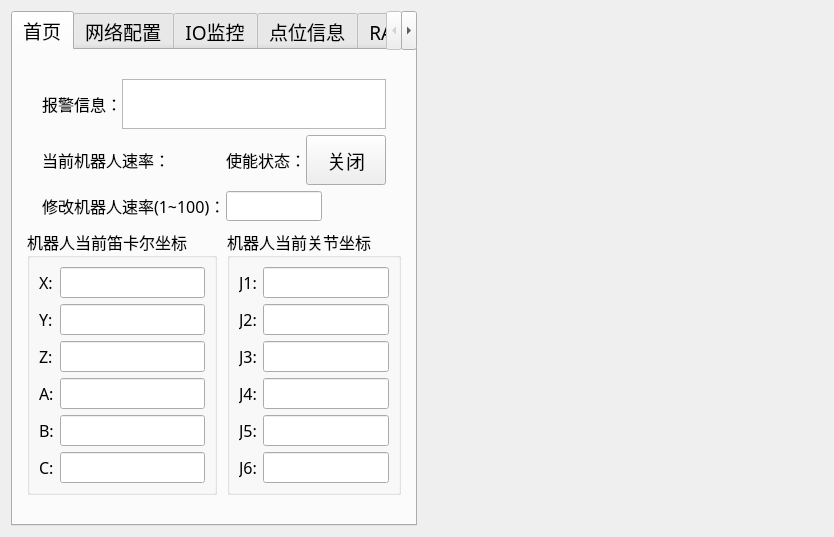
Before: the Qt Designer form mywindow.ui in duanyifei777/TCPClint, drawn with Qt 5.
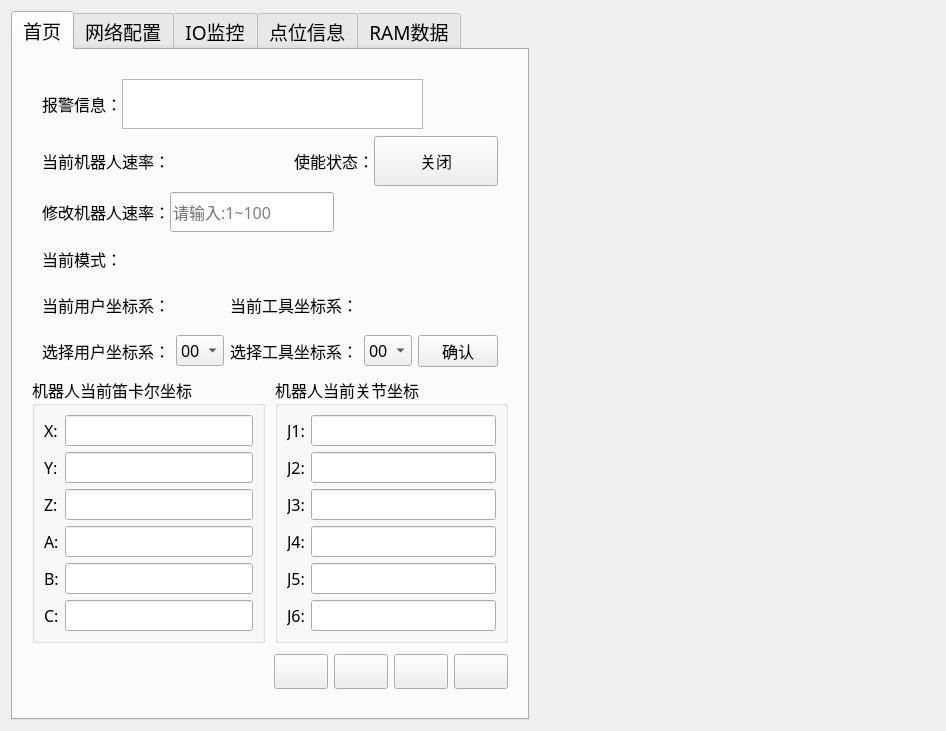
After: the same form once the commit is applied. The open tabs and pages were chosen to show the change. Icons and pictures are not drawn.

The edit to the form file:
```diff
--- a/mywindow.ui
+++ b/mywindow.ui
@@ -6,14 +6,30 @@
    <rect>
     <x>0</x>
     <y>0</y>
-    <width>746</width>
-    <height>500</height>
+    <width>856</width>
+    <height>658</height>
    </rect>
   </property>
   <property name="windowTitle">
    <string>Form</string>
   </property>
-  <layout class="QGridLayout" name="gridLayout_3">
+  <layout class="QGridLayout" name="gridLayout_4" columnstretch="3,2">
+   <item row="0" column="1">
+    <widget class="QWidget" name="manualControlwidget" native="true">
+     <property name="sizePolicy">
+      <sizepolicy hsizetype="Preferred" vsizetype="Expanding">
+       <horstretch>0</horstretch>
+       <verstretch>0</verstretch>
+      </sizepolicy>
+     </property>
+     <property name="minimumSize">
+      <size>
+       <width>400</width>
+       <height>0</height>
+      </size>
+     </property>
+    </widget>
+   </item>
    <item row="0" column="0">
     <widget class="QTabWidget" name="tabWidget">
      <property name="sizePolicy">
@@ -41,229 +57,132 @@
       <attribute name="title">
        <string>首页</string>
       </attribute>
-      <layout class="QGridLayout" name="gridLayout_4">
-       <item row="5" column="0">
-        <spacer name="verticalSpacer_3">
-         <property name="orientation">
-          <enum>Qt::Vertical</enum>
-         </property>
-         <property name="sizeHint" stdset="0">
-          <size>
-           <width>309</width>
-           <height>23</height>
-          </size>
-         </property>
-        </spacer>
-       </item>
-       <item row="2" column="0">
-        <layout class="QHBoxLayout" name="horizontalLayout_5" stretch="2,2,1,2">
-         <property name="spacing">
-          <number>0</number>
-         </property>
+      <layout class="QGridLayout" name="gridLayout_6">
+       <item row="8" column="0">
+        <layout class="QHBoxLayout" name="horizontalLayout_4" stretch="0,0,0,0,0,0">
          <property name="leftMargin">
-          <number>20</number>
+          <number>10</number>
          </property>
          <property name="rightMargin">
+          <number>10</number>
+         </property>
+         <property name="bottomMargin">
           <number>20</number>
          </property>
          <item>
-          <widget class="QLabel" name="label_4">
+          <widget class="QLabel" name="ledLabel">
            <property name="minimumSize">
             <size>
              <width>0</width>
-             <height>30</height>
+             <height>0</height>
             </size>
            </property>
-           <property name="font">
-            <font>
-             <family>微软雅黑</family>
-             <pointsize>12</pointsize>
-            </font>
+           <property name="styleSheet">
+            <string notr="true"/>
            </property>
-           <property name="text">
-            <string>&lt;html&gt;&lt;head/&gt;&lt;body&gt;&lt;p&gt;当前机器人速率：&lt;/p&gt;&lt;/body&gt;&lt;/html&gt;</string>
-           </property>
-          </widget>
-         </item>
-         <item>
-          <widget class="QLabel" name="showSpeedlabel">
            <property name="text">
             <string/>
            </property>
           </widget>
          </item>
          <item>
-          <widget class="QLabel" name="label_18">
-           <property name="font">
-            <font>
-             <family>微软雅黑</family>
-             <pointsize>12</pointsize>
-            </font>
-           </property>
-           <property name="text">
-            <string>&lt;html&gt;&lt;head/&gt;&lt;body&gt;&lt;p&gt;使能状态：&lt;/p&gt;&lt;/body&gt;&lt;/html&gt;</string>
-           </property>
-          </widget>
-         </item>
-         <item>
-          <widget class="QPushButton" name="enabledButton">
-           <property name="sizePolicy">
-            <sizepolicy hsizetype="Preferred" vsizetype="Preferred">
-             <horstretch>0</horstretch>
-             <verstretch>0</verstretch>
-            </sizepolicy>
-           </property>
-           <property name="minimumSize">
-            <size>
-             <width>0</width>
-             <height>50</height>
-            </size>
-           </property>
-           <property name="text">
-            <string>关闭</string>
-           </property>
-          </widget>
-         </item>
-        </layout>
-       </item>
-       <item row="0" column="0">
-        <layout class="QHBoxLayout" name="horizontalLayout_3" stretch="1,4">
-         <property name="spacing">
-          <number>0</number>
-         </property>
-         <property name="leftMargin">
-          <number>20</number>
-         </property>
-         <property name="topMargin">
-          <number>20</number>
-         </property>
-         <property name="rightMargin">
-          <number>20</number>
-         </property>
-         <item>
-          <widget class="QLabel" name="label_3">
-           <property name="minimumSize">
-            <size>
-             <width>0</width>
-             <height>30</height>
-            </size>
-           </property>
-           <property name="font">
-            <font>
-             <family>微软雅黑</family>
-             <pointsize>12</pointsize>
-            </font>
-           </property>
-           <property name="text">
-            <string>&lt;html&gt;&lt;head/&gt;&lt;body&gt;&lt;p&gt;报警信息：&lt;/p&gt;&lt;/body&gt;&lt;/html&gt;</string>
-           </property>
-          </widget>
-         </item>
-         <item>
-          <widget class="QTextBrowser" name="warningtextBrowser">
-           <property name="enabled">
-            <bool>true</bool>
-           </property>
-           <property name="minimumSize">
-            <size>
-             <width>0</width>
-             <height>50</height>
-            </size>
-           </property>
-           <property name="maximumSize">
-            <size>
-             <width>16777215</width>
-             <height>60</height>
-            </size>
-           </property>
-          </widget>
-         </item>
-        </layout>
-       </item>
-       <item row="4" column="0">
-        <layout class="QHBoxLayout" name="horizontalLayout_6" stretch="3,3,2">
-         <property name="spacing">
-          <number>0</number>
-         </property>
-         <property name="leftMargin">
-          <number>20</number>
-         </property>
-         <property name="rightMargin">
-          <number>20</number>
-         </property>
-         <item>
-          <widget class="QLabel" name="label_6">
-           <property name="minimumSize">
-            <size>
-             <width>0</width>
-             <height>30</height>
-            </size>
-           </property>
-           <property name="font">
-            <font>
-             <family>微软雅黑</family>
-             <pointsize>12</pointsize>
-            </font>
-           </property>
-           <property name="text">
-            <string>&lt;html&gt;&lt;head/&gt;&lt;body&gt;&lt;p&gt;修改机器人速率(1~100)：&lt;/p&gt;&lt;/body&gt;&lt;/html&gt;</string>
-           </property>
-          </widget>
-         </item>
-         <item>
-          <widget class="QLineEdit" name="changeSpeedlineEdit">
-           <property name="minimumSize">
-            <size>
-             <width>0</width>
-             <height>30</height>
-            </size>
-           </property>
-           <property name="font">
-            <font>
-             <family>微软雅黑</family>
-             <pointsize>12</pointsize>
-            </font>
-           </property>
-          </widget>
-         </item>
-         <item>
-          <spacer name="horizontalSpacer">
+          <spacer name="horizontalSpacer_5">
            <property name="orientation">
             <enum>Qt::Horizontal</enum>
            </property>
            <property name="sizeHint" stdset="0">
             <size>
-             <width>40</width>
-             <height>20</height>
+             <width>48</width>
+             <height>17</height>
             </size>
            </property>
           </spacer>
          </item>
+         <item>
+          <widget class="QPushButton" name="startARButton">
+           <property name="sizePolicy">
+            <sizepolicy hsizetype="Fixed" vsizetype="Fixed">
+             <horstretch>0</horstretch>
+             <verstretch>0</verstretch>
+            </sizepolicy>
+           </property>
+           <property name="minimumSize">
+            <size>
+             <width>15</width>
+             <height>15</height>
+            </size>
+           </property>
+           <property name="toolTip">
+            <string>&lt;html&gt;&lt;head/&gt;&lt;body&gt;&lt;p align=&quot;center&quot;&gt;启动&lt;/p&gt;&lt;/body&gt;&lt;/html&gt;</string>
+           </property>
+           <property name="text">
+            <string/>
+           </property>
+           <property name="icon">
+            <iconset theme="QIcon::ThemeIcon::MediaPlaybackStart"/>
+           </property>
+           <property name="iconSize">
+            <size>
+             <width>12</width>
+             <height>12</height>
+            </size>
+           </property>
+           <property name="flat">
+            <bool>false</bool>
+           </property>
+          </widget>
+         </item>
+         <item>
+          <widget class="QPushButton" name="pauseARButton">
+           <property name="toolTip">
+            <string>&lt;html&gt;&lt;head/&gt;&lt;body&gt;&lt;p align=&quot;center&quot;&gt;暂停&lt;/p&gt;&lt;/body&gt;&lt;/html&gt;</string>
+           </property>
+           <property name="text">
+            <string/>
+           </property>
+           <property name="icon">
+            <iconset theme="QIcon::ThemeIcon::MediaPlaybackPause"/>
+           </property>
+          </widget>
+         </item>
+         <item>
+          <widget class="QPushButton" name="stopARButton">
+           <property name="toolTip">
+            <string>&lt;html&gt;&lt;head/&gt;&lt;body&gt;&lt;p align=&quot;center&quot;&gt;停止&lt;/p&gt;&lt;/body&gt;&lt;/html&gt;</string>
+           </property>
+           <property name="text">
+            <string/>
+           </property>
+           <property name="icon">
+            <iconset theme="QIcon::ThemeIcon::MediaPlaybackStop"/>
+           </property>
+          </widget>
+         </item>
+         <item>
+          <widget class="QPushButton" name="restartARButton">
+           <property name="toolTip">
+            <string>&lt;html&gt;&lt;head/&gt;&lt;body&gt;&lt;p align=&quot;center&quot;&gt;复位&lt;/p&gt;&lt;/body&gt;&lt;/html&gt;</string>
+           </property>
+           <property name="text">
+            <string/>
+           </property>
+           <property name="icon">
+            <iconset theme="QIcon::ThemeIcon::SystemReboot"/>
+           </property>
+          </widget>
+         </item>
         </layout>
        </item>
-       <item row="3" column="0">
-        <spacer name="verticalSpacer_6">
-         <property name="orientation">
-          <enum>Qt::Vertical</enum>
-         </property>
-         <property name="sizeHint" stdset="0">
-          <size>
-           <width>309</width>
-           <height>18</height>
-          </size>
-         </property>
-        </spacer>
-       </item>
-       <item row="6" column="0">
+       <item row="7" column="0">
         <layout class="QGridLayout" name="gridLayout_2">
          <property name="leftMargin">
-          <number>5</number>
+          <number>10</number>
          </property>
          <property name="rightMargin">
-          <number>5</number>
+          <number>10</number>
          </property>
          <property name="bottomMargin">
-          <number>20</number>
+          <number>5</number>
          </property>
          <property name="horizontalSpacing">
           <number>10</number>
@@ -468,19 +387,685 @@
          </item>
         </layout>
        </item>
-       <item row="1" column="0">
+       <item row="4" column="0">
         <spacer name="verticalSpacer_4">
          <property name="orientation">
           <enum>Qt::Vertical</enum>
          </property>
          <property name="sizeHint" stdset="0">
           <size>
-           <width>309</width>
-           <height>21</height>
+           <width>20</width>
+           <height>40</height>
           </size>
          </property>
         </spacer>
        </item>
+       <item row="5" column="0">
+        <layout class="QHBoxLayout" name="horizontalLayout_7" stretch="0,1,3">
+         <property name="spacing">
+          <number>0</number>
+         </property>
+         <property name="leftMargin">
+          <number>20</number>
+         </property>
+         <property name="rightMargin">
+          <number>20</number>
+         </property>
+         <item>
+          <widget class="QLabel" name="label_19">
+           <property name="minimumSize">
+            <size>
+             <width>0</width>
+             <height>40</height>
+            </size>
+           </property>
+           <property name="font">
+            <font>
+             <family>微软雅黑</family>
+             <pointsize>12</pointsize>
+            </font>
+           </property>
+           <property name="text">
+            <string>&lt;html&gt;&lt;head/&gt;&lt;body&gt;&lt;p&gt;当前模式：&lt;/p&gt;&lt;/body&gt;&lt;/html&gt;</string>
+           </property>
+          </widget>
+         </item>
+         <item>
+          <widget class="QLabel" name="showModelabel">
+           <property name="minimumSize">
+            <size>
+             <width>0</width>
+             <height>40</height>
+            </size>
+           </property>
+           <property name="font">
+            <font>
+             <family>微软雅黑</family>
+             <pointsize>12</pointsize>
+            </font>
+           </property>
+           <property name="text">
+            <string/>
+           </property>
+          </widget>
+         </item>
+         <item>
+          <spacer name="horizontalSpacer_6">
+           <property name="orientation">
+            <enum>Qt::Horizontal</enum>
+           </property>
+           <property name="sizeHint" stdset="0">
+            <size>
+             <width>40</width>
+             <height>20</height>
+            </size>
+           </property>
+          </spacer>
+         </item>
+        </layout>
+       </item>
+       <item row="0" column="0">
+        <layout class="QHBoxLayout" name="horizontalLayout_3" stretch="1,4,1">
+         <property name="spacing">
+          <number>0</number>
+         </property>
+         <property name="leftMargin">
+          <number>20</number>
+         </property>
+         <property name="topMargin">
+          <number>20</number>
+         </property>
+         <property name="rightMargin">
+          <number>20</number>
+         </property>
+         <item>
+          <widget class="QLabel" name="label_3">
+           <property name="minimumSize">
+            <size>
+             <width>0</width>
+             <height>30</height>
+            </size>
+           </property>
+           <property name="font">
+            <font>
+             <family>微软雅黑</family>
+             <pointsize>12</pointsize>
+            </font>
+           </property>
+           <property name="text">
+            <string>&lt;html&gt;&lt;head/&gt;&lt;body&gt;&lt;p&gt;报警信息：&lt;/p&gt;&lt;/body&gt;&lt;/html&gt;</string>
+           </property>
+          </widget>
+         </item>
+         <item>
+          <widget class="QTextBrowser" name="warningtextBrowser">
+           <property name="enabled">
+            <bool>true</bool>
+           </property>
+           <property name="sizePolicy">
+            <sizepolicy hsizetype="Preferred" vsizetype="Preferred">
+             <horstretch>0</horstretch>
+             <verstretch>0</verstretch>
+            </sizepolicy>
+           </property>
+           <property name="minimumSize">
+            <size>
+             <width>0</width>
+             <height>50</height>
+            </size>
+           </property>
+           <property name="maximumSize">
+            <size>
+             <width>16777215</width>
+             <height>60</height>
+            </size>
+           </property>
+          </widget>
+         </item>
+         <item>
+          <spacer name="horizontalSpacer_4">
+           <property name="orientation">
+            <enum>Qt::Horizontal</enum>
+           </property>
+           <property name="sizeHint" stdset="0">
+            <size>
+             <width>40</width>
+             <height>20</height>
+            </size>
+           </property>
+          </spacer>
+         </item>
+        </layout>
+       </item>
+       <item row="2" column="0">
+        <layout class="QHBoxLayout" name="horizontalLayout_5" stretch="2,2,1,2">
+         <property name="spacing">
+          <number>0</number>
+         </property>
+         <property name="leftMargin">
+          <number>20</number>
+         </property>
+         <property name="rightMargin">
+          <number>20</number>
+         </property>
+         <item>
+          <widget class="QLabel" name="label_4">
+           <property name="minimumSize">
+            <size>
+             <width>0</width>
+             <height>30</height>
+            </size>
+           </property>
+           <property name="font">
+            <font>
+             <family>微软雅黑</family>
+             <pointsize>12</pointsize>
+            </font>
+           </property>
+           <property name="text">
+            <string>&lt;html&gt;&lt;head/&gt;&lt;body&gt;&lt;p&gt;当前机器人速率：&lt;/p&gt;&lt;/body&gt;&lt;/html&gt;</string>
+           </property>
+          </widget>
+         </item>
+         <item>
+          <widget class="QLabel" name="showSpeedlabel">
+           <property name="minimumSize">
+            <size>
+             <width>0</width>
+             <height>40</height>
+            </size>
+           </property>
+           <property name="maximumSize">
+            <size>
+             <width>16777215</width>
+             <height>50</height>
+            </size>
+           </property>
+           <property name="font">
+            <font>
+             <family>微软雅黑</family>
+             <pointsize>12</pointsize>
+            </font>
+           </property>
+           <property name="text">
+            <string/>
+           </property>
+          </widget>
+         </item>
+         <item>
+          <widget class="QLabel" name="label_18">
+           <property name="font">
+            <font>
+             <family>微软雅黑</family>
+             <pointsize>12</pointsize>
+            </font>
+           </property>
+           <property name="text">
+            <string>&lt;html&gt;&lt;head/&gt;&lt;body&gt;&lt;p&gt;使能状态：&lt;/p&gt;&lt;/body&gt;&lt;/html&gt;</string>
+           </property>
+          </widget>
+         </item>
+         <item>
+          <widget class="QPushButton" name="enabledButton">
+           <property name="sizePolicy">
+            <sizepolicy hsizetype="Preferred" vsizetype="Preferred">
+             <horstretch>0</horstretch>
+             <verstretch>0</verstretch>
+            </sizepolicy>
+           </property>
+           <property name="minimumSize">
+            <size>
+             <width>0</width>
+             <height>50</height>
+            </size>
+           </property>
+           <property name="maximumSize">
+            <size>
+             <width>16777215</width>
+             <height>50</height>
+            </size>
+           </property>
+           <property name="font">
+            <font>
+             <family>微软雅黑</family>
+             <pointsize>12</pointsize>
+            </font>
+           </property>
+           <property name="text">
+            <string>关闭</string>
+           </property>
+          </widget>
+         </item>
+        </layout>
+       </item>
+       <item row="1" column="0">
+        <spacer name="verticalSpacer_3">
+         <property name="orientation">
+          <enum>Qt::Vertical</enum>
+         </property>
+         <property name="sizeHint" stdset="0">
+          <size>
+           <width>20</width>
+           <height>40</height>
+          </size>
+         </property>
+        </spacer>
+       </item>
+       <item row="3" column="0">
+        <layout class="QHBoxLayout" name="horizontalLayout_6" stretch="1,2,2">
+         <property name="spacing">
+          <number>0</number>
+         </property>
+         <property name="leftMargin">
+          <number>20</number>
+         </property>
+         <property name="rightMargin">
+          <number>20</number>
+         </property>
+         <item>
+          <widget class="QLabel" name="label_6">
+           <property name="minimumSize">
+            <size>
+             <width>0</width>
+             <height>40</height>
+            </size>
+           </property>
+           <property name="font">
+            <font>
+             <family>微软雅黑</family>
+             <pointsize>12</pointsize>
+            </font>
+           </property>
+           <property name="text">
+            <string>&lt;html&gt;&lt;head/&gt;&lt;body&gt;&lt;p&gt;修改机器人速率：&lt;/p&gt;&lt;/body&gt;&lt;/html&gt;</string>
+           </property>
+          </widget>
+         </item>
+         <item>
+          <widget class="QLineEdit" name="changeSpeedlineEdit">
+           <property name="minimumSize">
+            <size>
+             <width>0</width>
+             <height>40</height>
+            </size>
+           </property>
+           <property name="font">
+            <font>
+             <family>微软雅黑</family>
+             <pointsize>12</pointsize>
+            </font>
+           </property>
+           <property name="placeholderText">
+            <string>请输入:1~100</string>
+           </property>
+          </widget>
+         </item>
+         <item>
+          <spacer name="horizontalSpacer">
+           <property name="orientation">
+            <enum>Qt::Horizontal</enum>
+           </property>
+           <property name="sizeHint" stdset="0">
+            <size>
+             <width>40</width>
+             <height>20</height>
+            </size>
+           </property>
+          </spacer>
+         </item>
+        </layout>
+       </item>
+       <item row="6" column="0">
+        <layout class="QGridLayout" name="gridLayout_3" columnstretch="0,0,0,0,0,0">
+         <property name="leftMargin">
+          <number>20</number>
+         </property>
+         <property name="rightMargin">
+          <number>20</number>
+         </property>
+         <item row="1" column="5">
+          <widget class="QPushButton" name="changeCoordButton">
+           <property name="sizePolicy">
+            <sizepolicy hsizetype="Preferred" vsizetype="Fixed">
+             <horstretch>0</horstretch>
+             <verstretch>0</verstretch>
+            </sizepolicy>
+           </property>
+           <property name="font">
+            <font>
+             <family>微软雅黑</family>
+             <pointsize>12</pointsize>
+            </font>
+           </property>
+           <property name="text">
+            <string>确认</string>
+           </property>
+          </widget>
+         </item>
+         <item row="1" column="3">
+          <widget class="QLabel" name="label_23">
+           <property name="minimumSize">
+            <size>
+             <width>0</width>
+             <height>40</height>
+            </size>
+           </property>
+           <property name="font">
+            <font>
+             <family>微软雅黑</family>
+             <pointsize>12</pointsize>
+            </font>
+           </property>
+           <property name="text">
+            <string>&lt;html&gt;&lt;head/&gt;&lt;body&gt;&lt;p&gt;选择工具坐标系：&lt;/p&gt;&lt;/body&gt;&lt;/html&gt;</string>
+           </property>
+          </widget>
+         </item>
+         <item row="1" column="1">
+          <widget class="QComboBox" name="changeUCoordBox">
+           <property name="font">
+            <font>
+             <family>微软雅黑</family>
+             <pointsize>12</pointsize>
+            </font>
+           </property>
+           <item>
+            <property name="text">
+             <string>00</string>
+            </property>
+           </item>
+           <item>
+            <property name="text">
+             <string>01</string>
+            </property>
+           </item>
+           <item>
+            <property name="text">
+             <string>02</string>
+            </property>
+           </item>
+           <item>
+            <property name="text">
+             <string>03</string>
+            </property>
+           </item>
+           <item>
+            <property name="text">
+             <string>04</string>
+            </property>
+           </item>
+           <item>
+            <property name="text">
+             <string>05</string>
+            </property>
+           </item>
+           <item>
+            <property name="text">
+             <string>06</string>
+            </property>
+           </item>
+           <item>
+            <property name="text">
+             <string>07</string>
+            </property>
+           </item>
+           <item>
+            <property name="text">
+             <string>08</string>
+            </property>
+           </item>
+           <item>
+            <property name="text">
+             <string>09</string>
+            </property>
+           </item>
+           <item>
+            <property name="text">
+             <string>10</string>
+            </property>
+           </item>
+           <item>
+            <property name="text">
+             <string>11</string>
+            </property>
+           </item>
+           <item>
+            <property name="text">
+             <string>12</string>
+            </property>
+           </item>
+           <item>
+            <property name="text">
+             <string>13</string>
+            </property>
+           </item>
+           <item>
+            <property name="text">
+             <string>14</string>
+            </property>
+           </item>
+           <item>
+            <property name="text">
+             <string>15</string>
+            </property>
+           </item>
+           <item>
+            <property name="text">
+             <string>16</string>
+            </property>
+           </item>
+           <item>
+            <property name="text">
+             <string>17</string>
+            </property>
+           </item>
+           <item>
+            <property name="text">
+             <string>18</string>
+            </property>
+           </item>
+           <item>
+            <property name="text">
+             <string>19</string>
+            </property>
+           </item>
+          </widget>
+         </item>
+         <item row="1" column="4">
+          <widget class="QComboBox" name="changeTCoordBox">
+           <property name="font">
+            <font>
+             <family>微软雅黑</family>
+             <pointsize>12</pointsize>
+            </font>
+           </property>
+           <item>
+            <property name="text">
+             <string>00</string>
+            </property>
+           </item>
+           <item>
+            <property name="text">
+             <string>01</string>
+            </property>
+           </item>
+           <item>
+            <property name="text">
+             <string>02</string>
+            </property>
+           </item>
+           <item>
+            <property name="text">
+             <string>03</string>
+            </property>
+           </item>
+           <item>
+            <property name="text">
+             <string>04</string>
+            </property>
+           </item>
+           <item>
+            <property name="text">
+             <string>05</string>
+            </property>
+           </item>
+           <item>
+            <property name="text">
+             <string>06</string>
+            </property>
+           </item>
+           <item>
+            <property name="text">
+             <string>07</string>
+            </property>
+           </item>
+           <item>
+            <property name="text">
+             <string>08</string>
+            </property>
+           </item>
+           <item>
+            <property name="text">
+             <string>09</string>
+            </property>
+           </item>
+           <item>
+            <property name="text">
+             <string>10</string>
+            </property>
+           </item>
+           <item>
+            <property name="text">
+             <string>11</string>
+            </property>
+           </item>
+           <item>
+            <property name="text">
+             <string>12</string>
+            </property>
+           </item>
+           <item>
+            <property name="text">
+             <string>13</string>
+            </property>
+           </item>
+           <item>
+            <property name="text">
+             <string>14</string>
+            </property>
+           </item>
+           <item>
+            <property name="text">
+             <string>15</string>
+            </property>
+           </item>
+           <item>
+            <property name="text">
+             <string>16</string>
+            </property>
+           </item>
+           <item>
+            <property name="text">
+             <string>17</string>
+            </property>
+           </item>
+           <item>
+            <property name="text">
+             <string>18</string>
+            </property>
+           </item>
+           <item>
+            <property name="text">
+             <string>19</string>
+            </property>
+           </item>
+          </widget>
+         </item>
+         <item row="1" column="0">
+          <widget class="QLabel" name="label_21">
+           <property name="minimumSize">
+            <size>
+             <width>0</width>
+             <height>40</height>
+            </size>
+           </property>
+           <property name="font">
+            <font>
+             <family>微软雅黑</family>
+             <pointsize>12</pointsize>
+            </font>
+           </property>
+           <property name="text">
+            <string>&lt;html&gt;&lt;head/&gt;&lt;body&gt;&lt;p&gt;选择用户坐标系：&lt;/p&gt;&lt;/body&gt;&lt;/html&gt;</string>
+           </property>
+          </widget>
+         </item>
+         <item row="0" column="4">
+          <widget class="QLabel" name="showTCoordlabel">
+           <property name="font">
+            <font>
+             <family>微软雅黑</family>
+             <pointsize>12</pointsize>
+            </font>
+           </property>
+           <property name="text">
+            <string/>
+           </property>
+          </widget>
+         </item>
+         <item row="0" column="3">
+          <widget class="QLabel" name="label_22">
+           <property name="minimumSize">
+            <size>
+             <width>0</width>
+             <height>40</height>
+            </size>
+           </property>
+           <property name="font">
+            <font>
+             <family>微软雅黑</family>
+             <pointsize>12</pointsize>
+            </font>
+           </property>
+           <property name="text">
+            <string>&lt;html&gt;&lt;head/&gt;&lt;body&gt;&lt;p&gt;当前工具坐标系：&lt;/p&gt;&lt;/body&gt;&lt;/html&gt;</string>
+           </property>
+          </widget>
+         </item>
+         <item row="0" column="1">
+          <widget class="QLabel" name="showUCoordlabel">
+           <property name="font">
+            <font>
+             <family>微软雅黑</family>
+             <pointsize>11</pointsize>
+            </font>
+           </property>
+           <property name="text">
+            <string/>
+           </property>
+          </widget>
+         </item>
+         <item row="0" column="0">
+          <widget class="QLabel" name="label_20">
+           <property name="minimumSize">
+            <size>
+             <width>0</width>
+             <height>40</height>
+            </size>
+           </property>
+           <property name="font">
+            <font>
+             <family>微软雅黑</family>
+             <pointsize>12</pointsize>
+            </font>
+           </property>
+           <property name="text">
+            <string>&lt;html&gt;&lt;head/&gt;&lt;body&gt;&lt;p&gt;当前用户坐标系：&lt;/p&gt;&lt;/body&gt;&lt;/html&gt;</string>
+           </property>
+          </widget>
+         </item>
+        </layout>
+       </item>
       </layout>
      </widget>
      <widget class="QWidget" name="tabNet">
@@ -675,22 +1260,6 @@
      </widget>
     </widget>
    </item>
-   <item row="0" column="1">
-    <widget class="QWidget" name="manualControlwidget" native="true">
-     <property name="sizePolicy">
-      <sizepolicy hsizetype="Preferred" vsizetype="Expanding">
-       <horstretch>0</horstretch>
-       <verstretch>0</verstretch>
-      </sizepolicy>
-     </property>
-     <property name="minimumSize">
-      <size>
-       <width>400</width>
-       <height>0</height>
-      </size>
-     </property>
-    </widget>
-   </item>
   </layout>
  </widget>
  <resources/>
```
Left out of the diff: 14 changed lines with no effect on the pictures.
